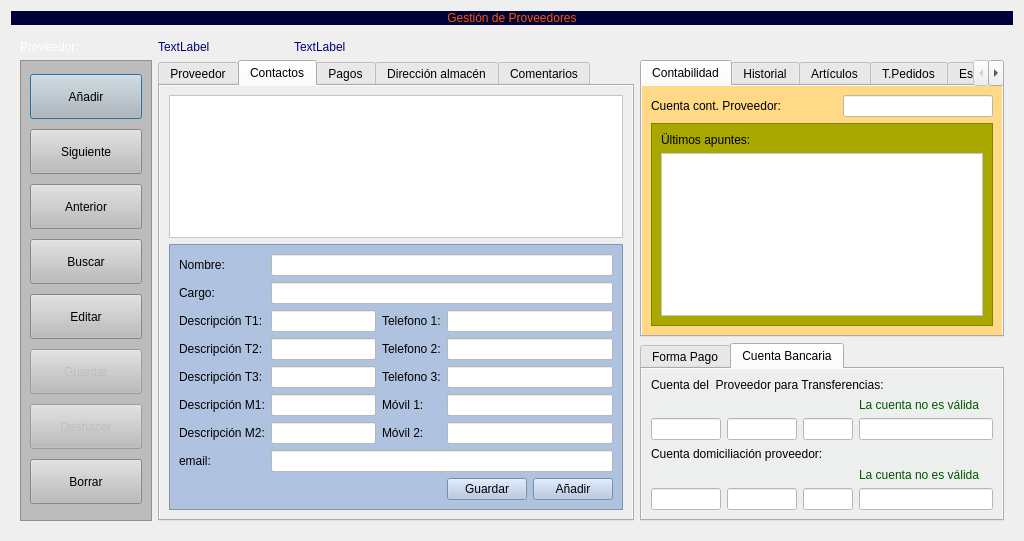
Before: the Qt Designer form Zona_Compras/frmproveedores.ui in arcnexus/RedFoX, drawn with Qt 5.
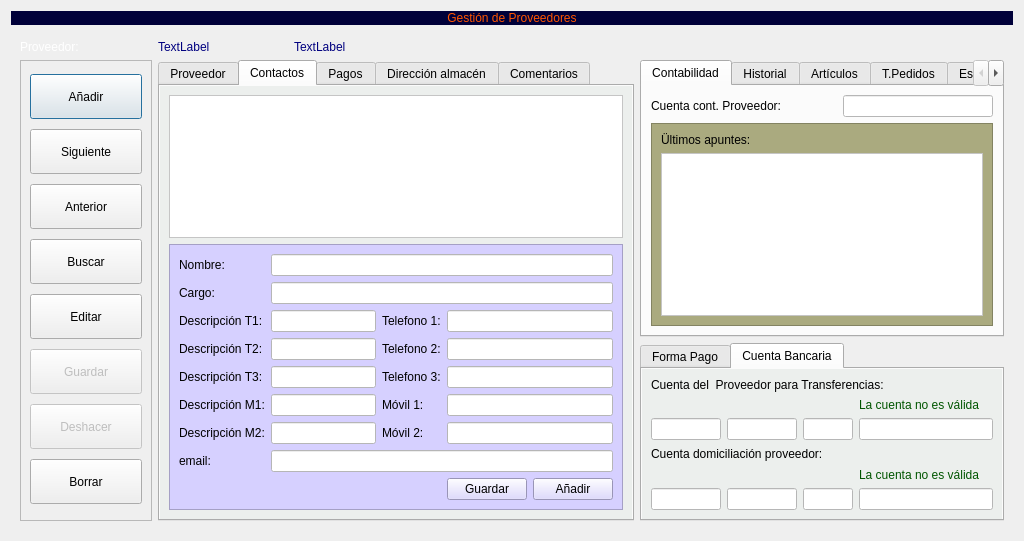
After: the same form once the commit is applied. The open tabs and pages were chosen to show the change. Icons and pictures are not drawn. Custom widgets are drawn as their Qt base class.

The edit to the form file:
```diff
--- a/Zona_Compras/frmproveedores.ui
+++ b/Zona_Compras/frmproveedores.ui
@@ -78,9 +78,6 @@
          <property name="autoFillBackground">
           <bool>false</bool>
          </property>
-         <property name="styleSheet">
-          <string notr="true">background-color: rgb(188, 188, 188);</string>
-         </property>
          <property name="frameShape">
           <enum>QFrame::StyledPanel</enum>
          </property>
@@ -618,7 +615,7 @@
            <item row="1" column="0">
             <widget class="QFrame" name="frame_3">
              <property name="styleSheet">
-              <string notr="true">background-color: rgb(175,195,225);</string>
+              <string notr="true">background-color: rgb(214, 208, 255);</string>
              </property>
              <property name="frameShape">
               <enum>QFrame::StyledPanel</enum>
@@ -1319,9 +1316,6 @@
           <number>0</number>
          </property>
          <widget class="QWidget" name="tab_13">
-          <property name="styleSheet">
-           <string notr="true">background-color: rgb(255, 217, 133);</string>
-          </property>
           <attribute name="title">
            <string>Contabilidad</string>
           </attribute>
@@ -1353,7 +1347,7 @@
            <item row="1" column="0">
             <widget class="QFrame" name="frame">
              <property name="styleSheet">
-              <string notr="true">background-color: rgb(168, 168, 0);</string>
+              <string notr="true">background-color: rgb(170, 170, 127);</string>
              </property>
              <property name="frameShape">
               <enum>QFrame::StyledPanel</enum>
```
Left out of the diff: 22 changed lines with no effect on the pictures.
